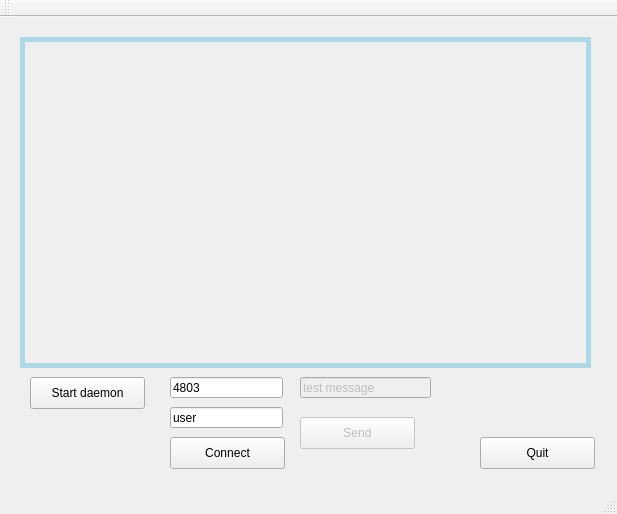
Qt form window.ui (jekahy/Distributed-White-Board) before a commit.
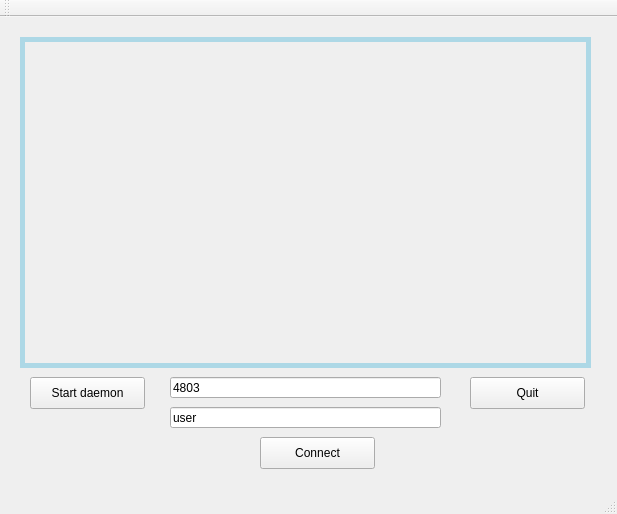
The same form after that commit. Custom widgets are drawn as their Qt base class.

Commit message: changed Line from class to struct; undated notification manager to work with lambda for setting the buttons

```diff
--- a/window.ui
+++ b/window.ui
@@ -23,8 +23,8 @@
    <widget class="QPushButton" name="button">
     <property name="geometry">
      <rect>
-      <x>480</x>
-      <y>420</y>
+      <x>470</x>
+      <y>360</y>
       <width>115</width>
       <height>32</height>
      </rect>
@@ -33,28 +33,12 @@
      <string>Quit</string>
     </property>
    </widget>
-   <widget class="QPushButton" name="pushButton">
-    <property name="enabled">
-     <bool>false</bool>
-    </property>
-    <property name="geometry">
-     <rect>
-      <x>300</x>
-      <y>400</y>
-      <width>115</width>
-      <height>32</height>
-     </rect>
-    </property>
-    <property name="text">
-     <string>Send</string>
-    </property>
-   </widget>
    <widget class="QLineEdit" name="portField">
     <property name="geometry">
      <rect>
       <x>170</x>
       <y>360</y>
-      <width>113</width>
+      <width>271</width>
       <height>21</height>
      </rect>
     </property>
@@ -65,7 +49,7 @@
    <widget class="QPushButton" name="connect_but">
     <property name="geometry">
      <rect>
-      <x>170</x>
+      <x>260</x>
       <y>420</y>
       <width>115</width>
       <height>32</height>
@@ -80,7 +64,7 @@
      <rect>
       <x>170</x>
       <y>390</y>
-      <width>113</width>
+      <width>271</width>
       <height>21</height>
      </rect>
     </property>
@@ -88,22 +72,6 @@
      <string>user</string>
     </property>
    </widget>
-   <widget class="QLineEdit" name="messField">
-    <property name="enabled">
-     <bool>false</bool>
-    </property>
-    <property name="geometry">
-     <rect>
-      <x>300</x>
-      <y>360</y>
-      <width>131</width>
-      <height>21</height>
-     </rect>
-    </property>
-    <property name="text">
-     <string>test message</string>
-    </property>
-   </widget>
    <widget class="Canvas" name="canvas">
     <property name="geometry">
      <rect>
```
The commit also changes 9 other files.
